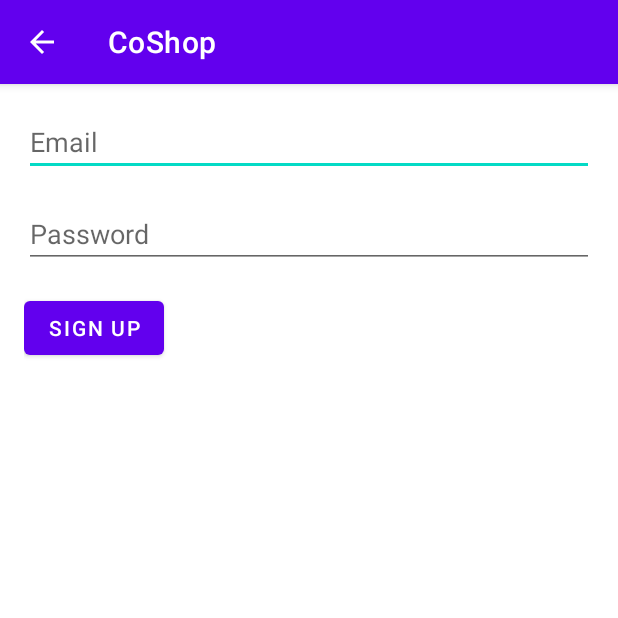
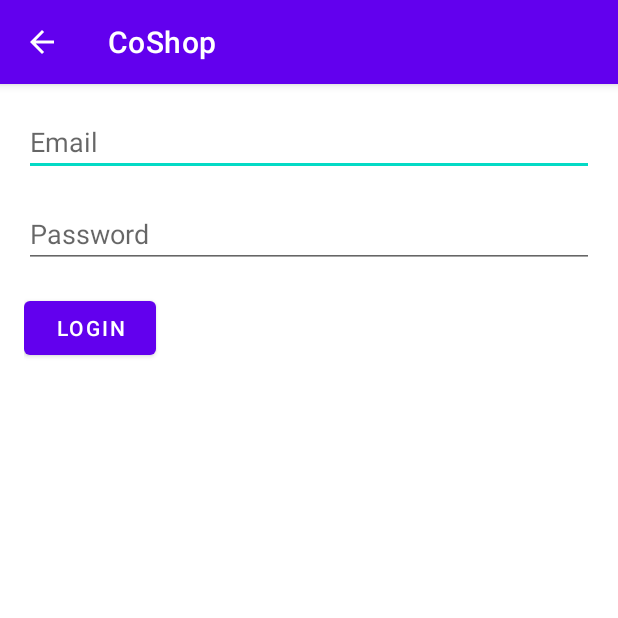
Before and after one commit to elisham1/CoShop, an Android app built with Jetpack Compose: the EmailLoginActivity screen opened directly, with no data from a screen before it, on a phone screen of 412 x 824 dp, the top half of it. Run offline under Robolectric (Android 15) with nearby library versions, the phone set to English and light mode, and no system bars; our stand-ins replace Firebase (no records; nobody signed in at launch, a user with empty details on screens opened directly).

Commit message:
login with existing user

```diff
--- a/app/src/main/AndroidManifest.xml
+++ b/app/src/main/AndroidManifest.xml
@@ -1,6 +1,6 @@
 <?xml version="1.0" encoding="utf-8"?>
 <manifest xmlns:android="http://schemas.android.com/apk/res/android"
-    xmlns:tools="http://schemas.android.com/tools">
+    xmlns:tools="http://schemas.android.com/tools" >
 
     <application
         android:allowBackup="true"
@@ -10,9 +10,12 @@
         android:label="@string/app_name"
         android:supportsRtl="true"
         android:theme="@style/Theme.CoShop"
-        tools:targetApi="31">
+        tools:targetApi="31" >
         <activity
-            android:name=".EmailActivity"
+            android:name=".EmailLoginActivity"
+            android:exported="false" />
+        <activity
+            android:name=".EmailSignupActivity"
             android:exported="false" />
         <activity
             android:name=".Users_providers_rating"
@@ -58,7 +61,7 @@
             android:exported="false" />
         <activity
             android:name=".MainActivity"
-            android:exported="true">
+            android:exported="true" >
             <intent-filter>
                 <action android:name="android.intent.action.MAIN" />
 
--- a/app/src/main/java/com/elisham/coshop/EmailActivity.java
+++ b/app/src/main/java/com/elisham/coshop/EmailLoginActivity.java
@@ -14,24 +14,20 @@ import androidx.appcompat.app.AppCompatActivity;
 
 import com.google.android.gms.tasks.OnCompleteListener;
 import com.google.android.gms.tasks.Task;
-import com.google.firebase.FirebaseApp;
 import com.google.firebase.auth.AuthResult;
 import com.google.firebase.auth.FirebaseAuth;
-import com.google.firebase.database.DatabaseReference;
-import com.google.firebase.database.FirebaseDatabase;
 
-public class EmailActivity extends AppCompatActivity {
+public class EmailLoginActivity extends AppCompatActivity {
 
     private EditText emailEditText, passwordEditText;
-    private Button signUpButton;
+    private Button loginButton;
 
     private FirebaseAuth mAuth;
-    //private DatabaseReference mDatabase;
 
     @Override
     protected void onCreate(Bundle savedInstanceState) {
         super.onCreate(savedInstanceState);
-        setContentView(R.layout.activity_email);
+        setContentView(R.layout.activity_email_login);
 
         // Enable the back button in the action bar
         ActionBar actionBar = getSupportActionBar();
@@ -39,19 +35,16 @@ public class EmailActivity extends AppCompatActivity {
             actionBar.setDisplayHomeAsUpEnabled(true);
         }
 
-        // Initialize Firebase
-        FirebaseApp.initializeApp(this);
         mAuth = FirebaseAuth.getInstance();
-        //mDatabase = FirebaseDatabase.getInstance().getReference();
 
         emailEditText = findViewById(R.id.emailEditText);
         passwordEditText = findViewById(R.id.passwordEditText);
-        signUpButton = findViewById(R.id.signUpButton);
+        loginButton = findViewById(R.id.loginButton);
 
-        signUpButton.setOnClickListener(new View.OnClickListener() {
+        loginButton.setOnClickListener(new View.OnClickListener() {
             @Override
             public void onClick(View v) {
-                signUpUser();
+                loginUser();
             }
         });
     }
@@ -71,26 +64,27 @@ public class EmailActivity extends AppCompatActivity {
         return super.onOptionsItemSelected(item);
     }
 
-    private void signUpUser() {
+    private void loginUser() {
         String email = emailEditText.getText().toString().trim();
         String password = passwordEditText.getText().toString().trim();
 
-        mAuth.createUserWithEmailAndPassword(email, password)
+        mAuth.signInWithEmailAndPassword(email, password)
                 .addOnCompleteListener(this, new OnCompleteListener<AuthResult>() {
                     @Override
                     public void onComplete(@NonNull Task<AuthResult> task) {
                         if (task.isSuccessful()) {
-                            // Sign in success, update UI with the signed-in user's information
-                            // You can add further actions here like navigating to another activity
-                            Intent intent = new Intent(EmailActivity.this, CategoriesActivity.class);
+                            // Login success
+                            Intent intent = new Intent(EmailLoginActivity.this, HomePageActivity.class);
                             startActivity(intent);
+                            // You can perform additional actions here like navigating to another activity
                         } else {
-                            // If sign in fails, display a message to the user.
-                            Intent intent = new Intent(EmailActivity.this, MainActivity.class);
+                            // Login failed
+                            Toast.makeText(EmailLoginActivity.this, "Login failed: " + task.getException().getMessage(),
+                                    Toast.LENGTH_SHORT).show();
+                            Intent intent = new Intent(EmailLoginActivity.this, MainActivity.class);
                             startActivity(intent);
                         }
                     }
                 });
     }
-
 }
--- a/app/src/main/java/com/elisham/coshop/LoginActivity.java
+++ b/app/src/main/java/com/elisham/coshop/LoginActivity.java
@@ -38,6 +38,10 @@ public class LoginActivity extends AppCompatActivity {
         return super.onOptionsItemSelected(item);
     }
 
+    public void emailLogin(View v) {
+        Intent intent = new Intent(LoginActivity.this, EmailLoginActivity.class);
+        startActivity(intent);
+    }
     public void clickToHome(View v) {
         Intent intent = new Intent(LoginActivity.this, HomePageActivity.class);
         startActivity(intent);
--- a/app/src/main/java/com/elisham/coshop/SignupActivity.java
+++ b/app/src/main/java/com/elisham/coshop/SignupActivity.java
@@ -42,7 +42,7 @@ public class SignupActivity extends AppCompatActivity{
     }
 
     public void clickToMail(View v) {
-        Intent intent = new Intent(SignupActivity.this, EmailActivity.class);
+        Intent intent = new Intent(SignupActivity.this, EmailSignupActivity.class);
         startActivity(intent);
     }
 
--- /dev/null
+++ b/app/src/main/res/layout/activity_email_login.xml
@@ -0,0 +1,41 @@
+<?xml version="1.0" encoding="utf-8"?>
+<androidx.constraintlayout.widget.ConstraintLayout xmlns:android="http://schemas.android.com/apk/res/android"
+    xmlns:app="http://schemas.android.com/apk/res-auto"
+    xmlns:tools="http://schemas.android.com/tools"
+    android:layout_width="match_parent"
+    android:layout_height="match_parent"
+    tools:context=".EmailLoginActivity">
+
+    <RelativeLayout
+        android:layout_width="match_parent"
+        android:layout_height="match_parent"
+        android:padding="16dp">
+
+        <EditText
+            android:id="@+id/emailEditText"
+            android:layout_width="match_parent"
+            android:layout_height="wrap_content"
+            android:hint="Email"
+            android:inputType="textEmailAddress" />
+
+        <EditText
+            android:id="@+id/passwordEditText"
+            android:layout_width="match_parent"
+            android:layout_height="wrap_content"
+            android:layout_below="@id/emailEditText"
+            android:layout_marginTop="16dp"
+            android:hint="Password"
+            android:inputType="textPassword" />
+
+        <Button
+            android:id="@+id/loginButton"
+            android:layout_width="wrap_content"
+            android:layout_height="wrap_content"
+            android:layout_below="@id/passwordEditText"
+            android:layout_marginTop="16dp"
+            android:text="Login" />
+
+    </RelativeLayout>
+
+
+</androidx.constraintlayout.widget.ConstraintLayout>
--- a/app/src/main/res/layout/activity_login.xml
+++ b/app/src/main/res/layout/activity_login.xml
@@ -23,6 +23,7 @@
         android:layout_width="212dp"
         android:layout_height="60dp"
         android:layout_marginTop="16dp"
+        android:onClick="emailLogin"
         android:text="email"
         app:layout_constraintEnd_toEndOf="parent"
         app:layout_constraintStart_toStartOf="parent"
```
Also changed, not shown: app/src/main/java/com/elisham/coshop/EmailSignupActivity.java (added, +93 -0 lines), app/src/main/res/layout/activity_email_signup.xml (renamed from app/src/main/res/layout/activity_email.xml).
